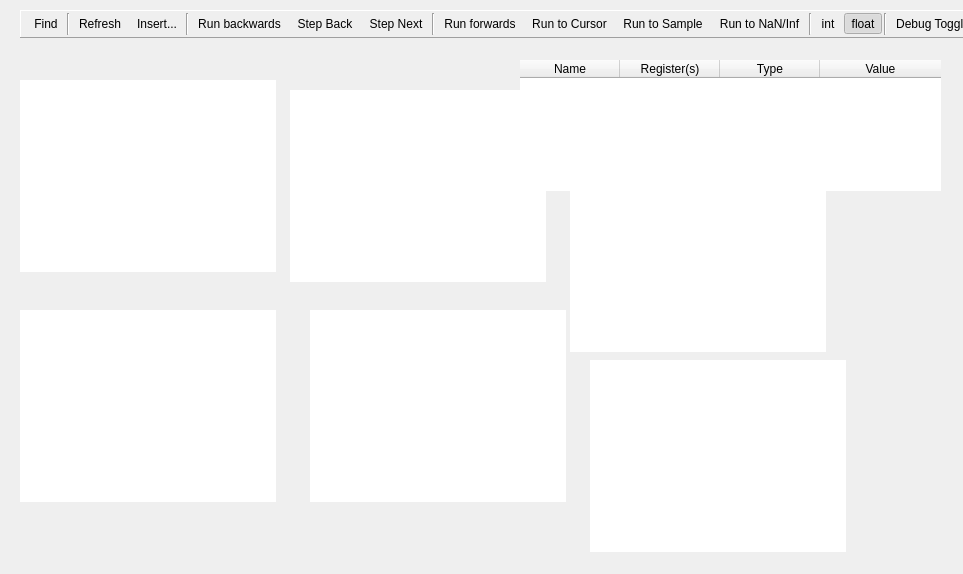
The window that qrenderdoc/Windows/ShaderViewer.ui (baldurk/renderdoc) describes before a commit, drawn with Qt 5.
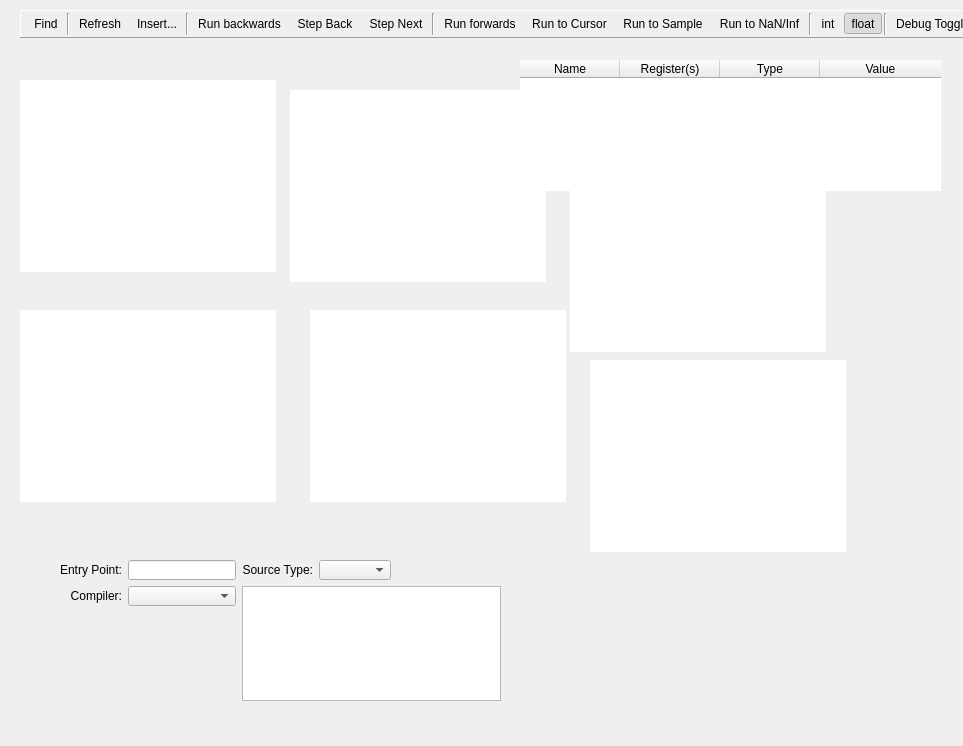
The same window after the commit. Icons and pictures are not drawn. Custom widgets are drawn as their Qt base class.

Commit message: Expand SPIR-V disassemblers to general shader processing tools

The edit to the form file:
```diff
--- a/qrenderdoc/Windows/ShaderViewer.ui
+++ b/qrenderdoc/Windows/ShaderViewer.ui
@@ -7,7 +7,7 @@
     <x>0</x>
     <y>0</y>
     <width>963</width>
-    <height>574</height>
+    <height>746</height>
    </rect>
   </property>
   <property name="windowTitle">
@@ -592,8 +592,148 @@
     <bool>true</bool>
    </property>
   </widget>
+  <widget class="QWidget" name="compilationGroup" native="true">
+   <property name="geometry">
+    <rect>
+     <x>60</x>
+     <y>560</y>
+     <width>441</width>
+     <height>141</height>
+    </rect>
+   </property>
+   <layout class="QGridLayout" name="gridLayout">
+    <item row="1" column="0">
+     <widget class="QLabel" name="label_3">
+      <property name="text">
+       <string>Compiler:</string>
+      </property>
+      <property name="alignment">
+       <set>Qt::AlignRight|Qt::AlignTrailing|Qt::AlignVCenter</set>
+      </property>
+     </widget>
+    </item>
+    <item row="0" column="1">
+     <widget class="QLineEdit" name="entryFunc">
+      <property name="sizePolicy">
+       <sizepolicy hsizetype="Minimum" vsizetype="Fixed">
+        <horstretch>0</horstretch>
+        <verstretch>0</verstretch>
+       </sizepolicy>
+      </property>
+      <property name="minimumSize">
+       <size>
+        <width>0</width>
+        <height>20</height>
+       </size>
+      </property>
+     </widget>
+    </item>
+    <item row="2" column="1">
+     <spacer name="verticalSpacer">
+      <property name="orientation">
+       <enum>Qt::Vertical</enum>
+      </property>
+      <property name="sizeHint" stdset="0">
+       <size>
+        <width>20</width>
+        <height>40</height>
+       </size>
+      </property>
+     </spacer>
+    </item>
+    <item row="0" column="2">
+     <widget class="QLabel" name="label_4">
+      <property name="text">
+       <string>Source Type:</string>
+      </property>
+      <property name="alignment">
+       <set>Qt::AlignRight|Qt::AlignTrailing|Qt::AlignVCenter</set>
+      </property>
+     </widget>
+    </item>
+    <item row="1" column="1">
+     <widget class="QComboBox" name="compileTool">
+      <property name="sizePolicy">
+       <sizepolicy hsizetype="Minimum" vsizetype="Fixed">
+        <horstretch>0</horstretch>
+        <verstretch>0</verstretch>
+       </sizepolicy>
+      </property>
+      <property name="minimumSize">
+       <size>
+        <width>0</width>
+        <height>20</height>
+       </size>
+      </property>
+      <property name="insertPolicy">
+       <enum>QComboBox::NoInsert</enum>
+      </property>
+      <property name="sizeAdjustPolicy">
+       <enum>QComboBox::AdjustToContents</enum>
+      </property>
+     </widget>
+    </item>
+    <item row="0" column="3">
+     <widget class="QComboBox" name="encoding">
+      <property name="minimumSize">
+       <size>
+        <width>0</width>
+        <height>20</height>
+       </size>
+      </property>
+      <property name="insertPolicy">
+       <enum>QComboBox::NoInsert</enum>
+      </property>
+      <property name="sizeAdjustPolicy">
+       <enum>QComboBox::AdjustToContents</enum>
+      </property>
+     </widget>
+    </item>
+    <item row="0" column="0">
+     <widget class="QLabel" name="label">
+      <property name="text">
+       <string>Entry Point:</string>
+      </property>
+      <property name="alignment">
+       <set>Qt::AlignRight|Qt::AlignTrailing|Qt::AlignVCenter</set>
+      </property>
+     </widget>
+    </item>
+    <item row="0" column="4">
+     <spacer name="horizontalSpacer_2">
+      <property name="orientation">
+       <enum>Qt::Horizontal</enum>
+      </property>
+      <property name="sizeHint" stdset="0">
+       <size>
+        <width>40</width>
+        <height>20</height>
+       </size>
+      </property>
+     </spacer>
+    </item>
+    <item row="1" column="2" rowspan="2" colspan="3">
+     <widget class="QTextEdit" name="toolCommandLine">
+      <property name="minimumSize">
+       <size>
+        <width>0</width>
+        <height>20</height>
+       </size>
+      </property>
+      <property name="acceptRichText">
+       <bool>false</bool>
+      </property>
+     </widget>
+    </item>
+   </layout>
+  </widget>
  </widget>
  <customwidgets>
+  <customwidget>
+   <class>RDTableWidget</class>
+   <extends>QTableWidget</extends>
+   <header>Widgets/Extended/RDTableWidget.h</header>
+  </customwidget>
   <customwidget>
    <class>RDTreeWidget</class>
    <extends>QTreeView</extends>
@@ -604,11 +744,6 @@
    <extends>QWidget</extends>
    <header>3rdparty/toolwindowmanager/ToolWindowManager.h</header>
   </customwidget>
-  <customwidget>
-   <class>RDTableWidget</class>
-   <extends>QTableWidget</extends>
-   <header>Widgets/Extended/RDTableWidget.h</header>
-  </customwidget>
  </customwidgets>
  <resources>
   <include location="../Resources/resources.qrc"/>
```
The commit also changes 29 other files.
